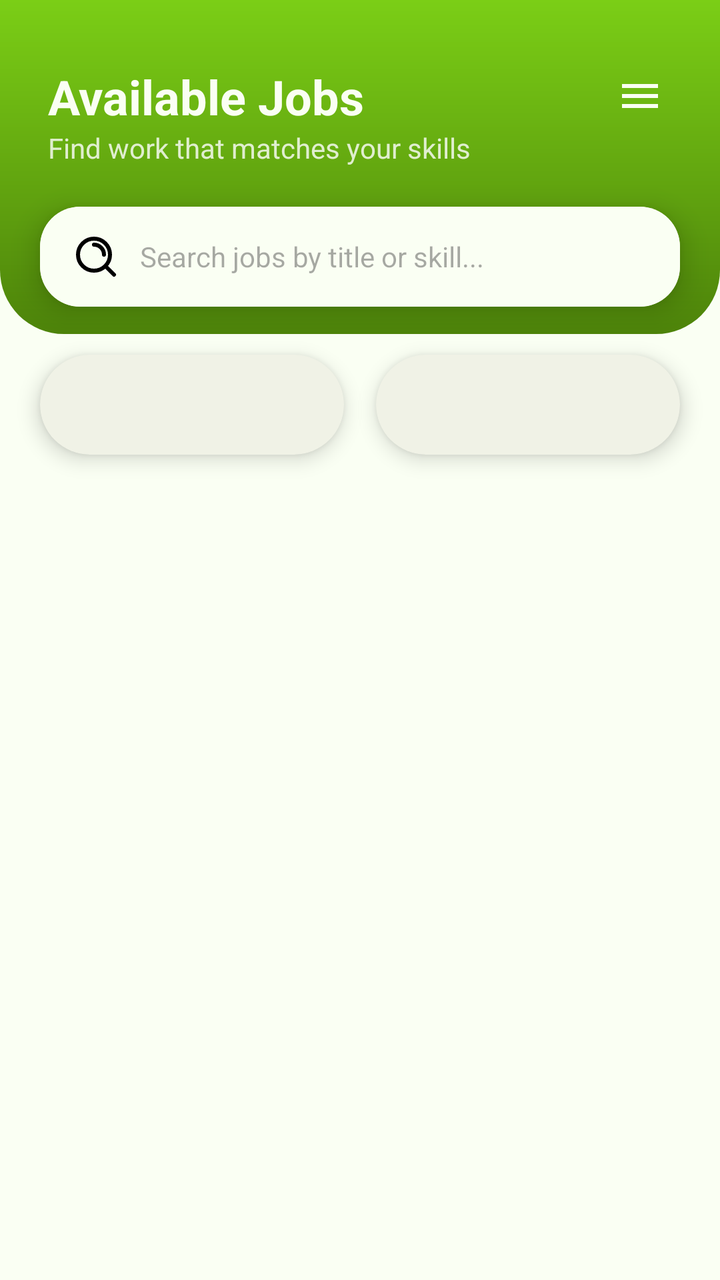
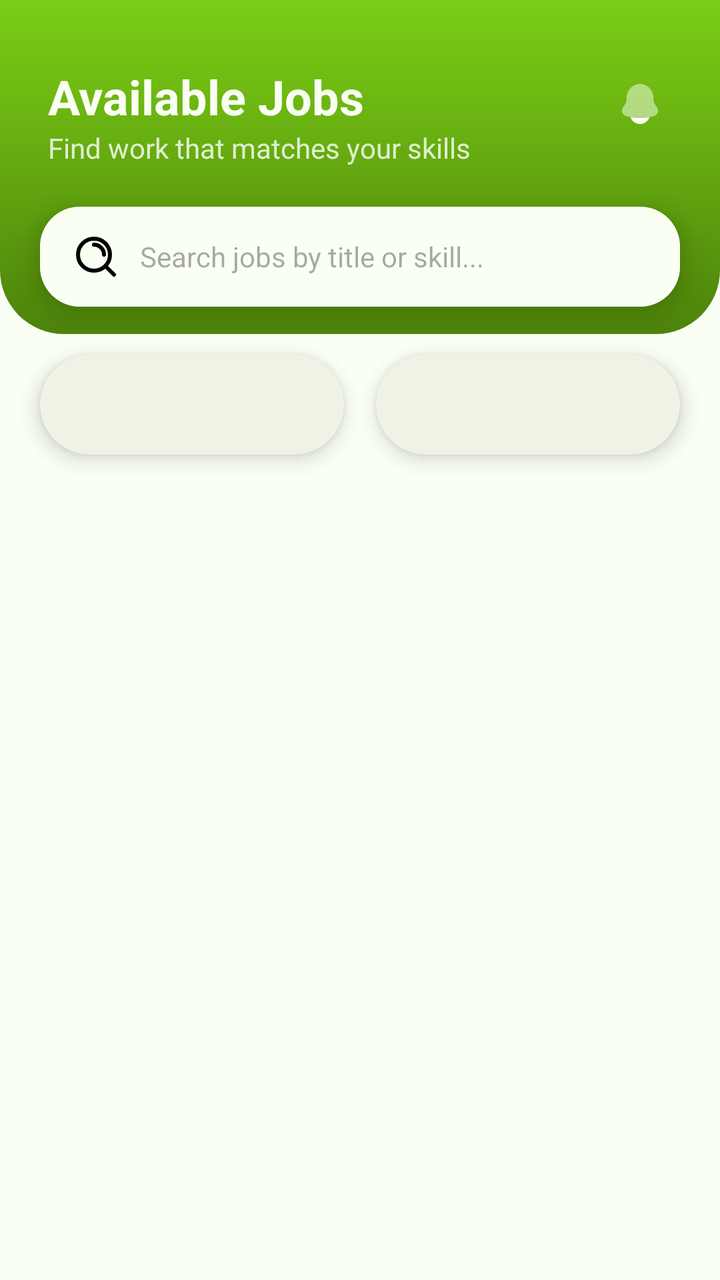

An Android layout rendered at two revisions. The XML below is the earlier revision; the diff shows what the commit changed to produce the second picture.
<!-- AndroidManifest.xml: application theme Theme.RozgarConnector -->
<!-- res/layout/fragment_provider_home.xml -->
<?xml version="1.0" encoding="utf-8"?>
<androidx.constraintlayout.widget.ConstraintLayout xmlns:android="http://schemas.android.com/apk/res/android"
    xmlns:app="http://schemas.android.com/apk/res-auto"
    xmlns:tools="http://schemas.android.com/tools"
    android:layout_width="match_parent"
    android:layout_height="match_parent"
    android:background="@color/white">

    <View
        android:id="@+id/headerBg"
        android:layout_width="0dp"
        android:layout_height="167dp"
        android:background="@drawable/header_gradient_curved"
        app:layout_constraintEnd_toEndOf="parent"
        app:layout_constraintStart_toStartOf="parent"
        app:layout_constraintTop_toTopOf="parent" />

    <TextView
        android:id="@+id/tvHeaderTitle"
        android:layout_width="wrap_content"
        android:layout_height="wrap_content"
        android:layout_marginStart="24dp"
        android:layout_marginTop="32dp"
        android:text="@string/available_jobs"
        android:textColor="@color/white"
        android:textSize="24sp"
        android:textStyle="bold"
        app:layout_constraintStart_toStartOf="parent"
        app:layout_constraintTop_toTopOf="parent" />

    <ImageView
        android:id="@+id/btnSettings"
        android:layout_width="32dp"
        android:layout_height="32dp"
        android:layout_marginTop="32dp"
        android:layout_marginEnd="24dp"
        android:padding="4dp"
        android:src="@drawable/ic_menu"
        app:layout_constraintEnd_toEndOf="parent"
        app:layout_constraintTop_toTopOf="parent"
        app:tint="@color/white" />

    <TextView
        android:id="@+id/tvSubtitle"
        android:layout_width="wrap_content"
        android:layout_height="wrap_content"
        android:text="@string/find_jobs"
        android:textColor="#CCFFFFFF"
        android:textSize="14sp"
        app:layout_constraintStart_toStartOf="@id/tvHeaderTitle"
        app:layout_constraintTop_toBottomOf="@id/tvHeaderTitle" />

    <com.google.android.material.card.MaterialCardView
        android:id="@+id/searchCard"
        android:layout_width="0dp"
        android:layout_height="50dp"
        android:layout_marginHorizontal="20dp"
        android:layout_marginTop="20dp"
        app:cardCornerRadius="20dp"
        app:cardElevation="8dp"
        app:layout_constraintEnd_toEndOf="parent"
        app:layout_constraintStart_toStartOf="parent"
        app:layout_constraintTop_toBottomOf="@id/tvSubtitle"
        app:strokeWidth="0dp">

        <EditText
            android:id="@+id/etSearchJob"
            android:layout_width="match_parent"
            android:layout_height="match_parent"
            android:background="@color/white"
            android:drawableStart="@drawable/ic_search"
            android:drawablePadding="10dp"
            android:hint="@string/search_job_hint"
            android:paddingStart="16dp"
            android:textColor="@color/black"
            android:textSize="14sp" />
    </com.google.android.material.card.MaterialCardView>

    <com.google.android.material.card.MaterialCardView
        android:id="@+id/cardDistrict"
        android:layout_width="0dp"
        android:layout_height="50dp"
        android:layout_marginStart="20dp"
        android:layout_marginTop="24dp"
        android:layout_marginEnd="8dp"
        app:cardCornerRadius="25dp"
        app:cardElevation="6dp"
        app:layout_constraintEnd_toStartOf="@+id/cardCategory"
        app:layout_constraintHorizontal_bias="0.5"
        app:layout_constraintHorizontal_chainStyle="packed"
        app:layout_constraintStart_toStartOf="parent"
        app:layout_constraintTop_toBottomOf="@+id/searchCard"
        app:strokeWidth="0dp">

        <Spinner
            android:id="@+id/spinnerDistrict"
            android:layout_width="match_parent"
            android:layout_height="match_parent"
            android:background="@android:color/transparent"
            android:paddingStart="10dp"
            android:spinnerMode="dropdown" />
    </com.google.android.material.card.MaterialCardView>

    <com.google.android.material.card.MaterialCardView
        android:id="@+id/cardCategory"
        android:layout_width="0dp"
        android:layout_height="50dp"
        android:layout_marginStart="8dp"
        android:layout_marginTop="24dp"
        android:layout_marginEnd="20dp"
        app:cardCornerRadius="25dp"
        app:cardElevation="6dp"
        app:layout_constraintEnd_toEndOf="parent"
        app:layout_constraintHorizontal_bias="0.5"
        app:layout_constraintStart_toEndOf="@+id/cardDistrict"
        app:layout_constraintTop_toBottomOf="@+id/searchCard"
        app:strokeWidth="0dp">

        <Spinner
            android:id="@+id/spinnerCategory"
            android:layout_width="match_parent"
            android:layout_height="match_parent"
            android:background="@android:color/transparent"
            android:paddingStart="10dp"
            android:spinnerMode="dropdown" />
    </com.google.android.material.card.MaterialCardView>

    <androidx.recyclerview.widget.RecyclerView
        android:id="@+id/rvJobs"
        android:layout_width="match_parent"
        android:layout_height="0dp"
        android:layout_marginTop="12dp"
        android:clipToPadding="false"
        android:padding="8dp"
        app:layout_constraintBottom_toBottomOf="parent"
        app:layout_constraintTop_toBottomOf="@id/cardDistrict" />

    <ProgressBar
        android:id="@+id/progressBar"
        android:layout_width="wrap_content"
        android:layout_height="wrap_content"
        android:visibility="gone"
        app:layout_constraintBottom_toBottomOf="parent"
        app:layout_constraintEnd_toEndOf="parent"
        app:layout_constraintStart_toStartOf="parent"
        app:layout_constraintTop_toBottomOf="@id/cardDistrict" />

    <TextView
        android:id="@+id/tvNoJobs"
        android:layout_width="wrap_content"
        android:layout_height="wrap_content"
        android:text="@string/no_jobs_found"
        android:visibility="gone"
        app:layout_constraintBottom_toBottomOf="parent"
        app:layout_constraintEnd_toEndOf="parent"
        app:layout_constraintStart_toStartOf="parent"
        app:layout_constraintTop_toBottomOf="@id/cardDistrict" />

</androidx.constraintlayout.widget.ConstraintLayout>
<!-- resources referenced by this layout -->
<resources>
  <color name="black">#FF000000</color>
  <color name="white">#FAFFF3</color>
  <!-- drawable header_gradient_curved (drawable) -->
  <shape xmlns:android="http://schemas.android.com/apk/res/android">
      <gradient
          android:startColor="@color/primary_green"
          android:endColor="#4D830A"
          android:angle="270"/>
      <corners
          android:bottomLeftRadius="32dp"
          android:bottomRightRadius="32dp" />
  </shape>
  <!-- drawable ic_menu (drawable) -->
  <vector xmlns:android="http://schemas.android.com/apk/res/android"
      android:width="24dp"
      android:height="24dp"
      android:viewportWidth="24"
      android:viewportHeight="24">
      <path
          android:fillColor="#000000"
          android:pathData="M3,18h18v-2H3v2zM3,13h18v-2H3v2zM3,6v2h18V6H3z" />
  </vector>
  <!-- drawable ic_search (drawable) -->
  <vector xmlns:android="http://schemas.android.com/apk/res/android"
      android:width="24dp"
      android:height="24dp"
      android:viewportWidth="24"
      android:viewportHeight="24">
    <path
        android:pathData="M11,6C13.761,6 16,8.239 16,11M16.659,16.655L21,21M19,11C19,15.418 15.418,19 11,19C6.582,19 3,15.418 3,11C3,6.582 6.582,3 11,3C15.418,3 19,6.582 19,11Z"
        android:strokeLineJoin="round"
        android:strokeWidth="2"
        android:fillColor="#00000000"
        android:strokeColor="#000000"
        android:strokeLineCap="round"/>
  </vector>
  <string name="available_jobs">Available Jobs</string>
  <string name="find_jobs">Find work that matches your skills</string>
  <string name="no_jobs_found">No jobs found matching your filters.</string>
  <string name="search_job_hint">Search jobs by title or skill...</string>
  <style name="Theme.RozgarConnector" parent="Base.Theme.RozgarConnector" />
  <color name="primary_green">#7BCE16</color>
  <style name="Base.Theme.RozgarConnector" parent="Theme.Material3.DayNight.NoActionBar">
          
          <item name="colorPrimary">@color/primary_green</item>
      </style>
</resources>

<!-- the commit's change to res/layout/fragment_provider_home.xml (unified diff, before → after) -->
@@ -6,6 +6,7 @@
     android:layout_height="match_parent"
     android:background="@color/white">
 
+    
     <View
         android:id="@+id/headerBg"
         android:layout_width="0dp"
@@ -28,17 +29,42 @@
         app:layout_constraintStart_toStartOf="parent"
         app:layout_constraintTop_toTopOf="parent" />
 
-    <ImageView
-        android:id="@+id/btnSettings"
-        android:layout_width="32dp"
-        android:layout_height="32dp"
+    <LinearLayout
+        android:id="@+id/llHeaderActions"
+        android:layout_width="wrap_content"
+        android:layout_height="wrap_content"
+        android:layout_marginEnd="20dp"
         android:layout_marginTop="32dp"
-        android:layout_marginEnd="24dp"
-        android:padding="4dp"
-        android:src="@drawable/ic_menu"
+        android:orientation="horizontal"
         app:layout_constraintEnd_toEndOf="parent"
-        app:layout_constraintTop_toTopOf="parent"
-        app:tint="@color/white" />
+        app:layout_constraintTop_toTopOf="parent">
+
+        
+        <FrameLayout
+            android:id="@+id/btnAnnouncements"
+            android:layout_width="40dp"
+            android:layout_height="40dp">
+
+            <ImageView
+                android:layout_width="match_parent"
+                android:layout_height="match_parent"
+                android:padding="8dp"
+                android:src="@drawable/ic_bell"
+                app:tint="@color/white" />
+
+            <View
+                android:id="@+id/unreadBellDot"
+                android:layout_width="8dp"
+                android:layout_height="8dp"
+                android:layout_gravity="top|end"
+                android:layout_margin="8dp"
+                android:background="@drawable/circle_shape"
+                android:backgroundTint="@color/red"
+                android:visibility="gone" />
+        </FrameLayout>
+
+        
+    </LinearLayout>
 
     <TextView
         android:id="@+id/tvSubtitle"
<!-- resource entries referenced after the edit -->
@@ -1,7 +1,14 @@
 <!-- resources referenced by this layout -->
 <resources>
   <color name="black">#FF000000</color>
+  <color name="red">#FF0000</color>
   <color name="white">#FAFFF3</color>
+  <!-- drawable circle_shape (drawable) -->
+  <?xml version="1.0" encoding="utf-8"?>
+  <shape xmlns:android="http://schemas.android.com/apk/res/android"
+      android:shape="oval">
+      <solid android:color="#62AB06"/>
+  </shape>
   <!-- drawable header_gradient_curved (drawable) -->
   <shape xmlns:android="http://schemas.android.com/apk/res/android">
       <gradient
@@ -12,15 +19,20 @@
           android:bottomLeftRadius="32dp"
           android:bottomRightRadius="32dp" />
   </shape>
-  <!-- drawable ic_menu (drawable) -->
+  <!-- drawable ic_bell (drawable) -->
   <vector xmlns:android="http://schemas.android.com/apk/res/android"
-      android:width="24dp"
-      android:height="24dp"
+      android:width="800dp"
+      android:height="800dp"
       android:viewportWidth="24"
       android:viewportHeight="24">
-      <path
-          android:fillColor="#000000"
-          android:pathData="M3,18h18v-2H3v2zM3,13h18v-2H3v2zM3,6v2h18V6H3z" />
+    <path
+        android:pathData="M18.749,9V9.704C18.749,10.549 18.99,11.375 19.442,12.078L20.55,13.801C21.561,15.375 20.789,17.514 19.03,18.012C14.427,19.313 9.573,19.313 4.97,18.012C3.211,17.514 2.439,15.375 3.45,13.801L4.558,12.078C5.01,11.375 5.251,10.549 5.251,9.704V9C5.251,5.134 8.273,2 12,2C15.727,2 18.749,5.134 18.749,9Z"
+        android:strokeAlpha="0.5"
+        android:fillColor="#FBFBFB"
+        android:fillAlpha="0.5"/>
+    <path
+        android:pathData="M7.243,18.545C7.894,20.551 9.778,22 12,22C14.222,22 16.105,20.551 16.757,18.545C13.611,19.136 10.389,19.136 7.243,18.545Z"
+        android:fillColor="#FAFAFA"/>
   </vector>
   <!-- drawable ic_search (drawable) -->
   <vector xmlns:android="http://schemas.android.com/apk/res/android"
